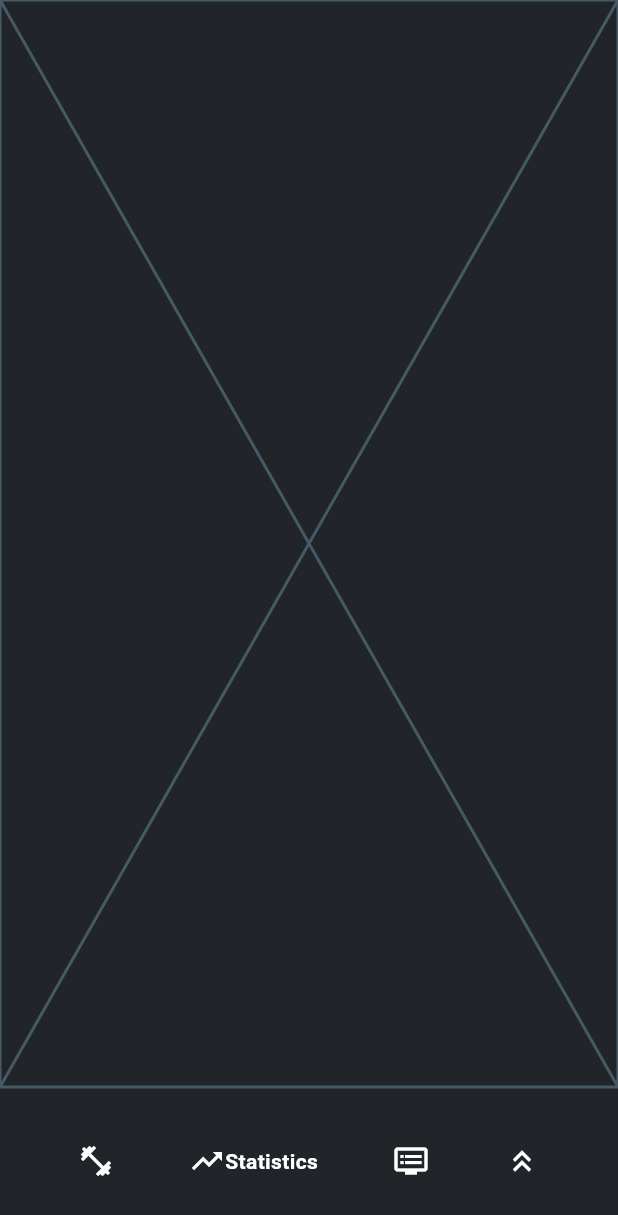
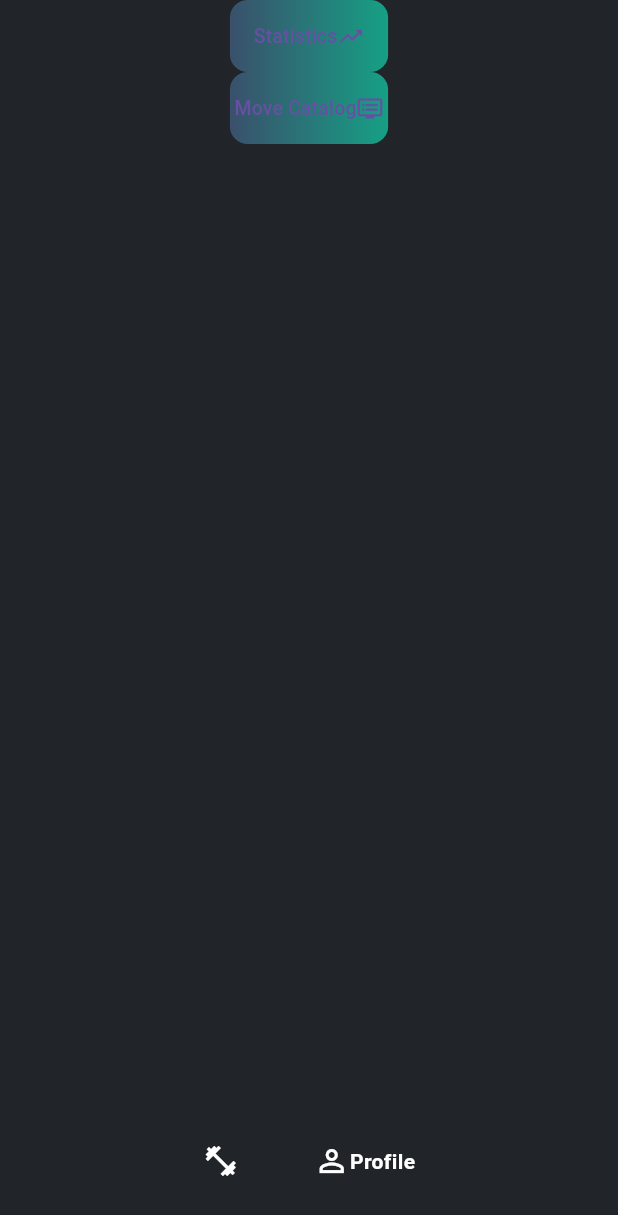
Before and after one commit to ozzgurkarli/fitnessapp, a Flutter app: the Ground screen opened directly, item 2 of the bottom bar chosen, on a phone screen of 412 x 824 dp. Shown: the top 1215 px of the screen. Run offline on Flutter 3.47's test engine with Material 3 defaults, Android fonts, the phone set to English and light mode, and no system bars; drawn by our look-alikes of google_nav_bar; our stand-ins replace animated_text_kit, cloud_firestore, dropdown_button2, firebase_auth, firebase_core, flutter_bloc and 2 more; missing offline and left inert: darq; accounts and stored records are empty; network calls fail.

Commit message:
home page

```diff
--- a/lib/Widgets/packagenavbar.dart
+++ b/lib/Widgets/packagenavbar.dart
@@ -35,18 +35,8 @@ class BottomNavBar extends StatelessWidget {
                 text: ConstantText.MYWORKOUTS[ConstantText.index],
               ),
               GButton(
-                icon: Icons.trending_up,
-                text: ConstantText.STATISTICS[ConstantText.index],
-              ),
-              GButton(
-                icon: Icons.dvr,
-                text: ConstantText.MOVECATALOG[ConstantText.index],
-              ),
-              GButton(
-                icon: Icons.keyboard_double_arrow_up,
-                text: ConstantText.HELPER[ConstantText.index],
-                backgroundGradient:
-                    const LinearGradient(colors: ColorC.premiumGradient),
+                icon: Icons.person_outline,
+                text: ConstantText.PROFILE[ConstantText.index],
               ),
             ]),
       ),
--- a/lib/common/constants/constanttext.dart
+++ b/lib/common/constants/constanttext.dart
@@ -67,6 +67,7 @@ class ConstantText {
   static const List<String> EVERYDAY = ["Every day", "Her gün"];
 
   static const List<String> MYWORKOUTS = ["My Workouts", "Antrenmanlarım"];
+  static const List<String> PROFILE = ["Profile", "Profil"];
   static const List<String> STATISTICS = ["Statistics", "Istatistik"];
   static const List<String> MOVECATALOG = ["Move Catalog", "Hareket Kataloğu"];
   static const List<String> HELPER = ["Helper", "Yardımcı"];
--- a/lib/presentation/basic/ground.dart
+++ b/lib/presentation/basic/ground.dart
@@ -2,7 +2,7 @@ import 'package:fitnessapp/common/constants/colors.dart';
 import 'package:fitnessapp/cubit/program-workout-move/cubitprogram.dart';
 import 'package:fitnessapp/database/databaseuser.dart';
 import 'package:fitnessapp/presentation/main/movecatalog.dart';
-import 'package:fitnessapp/presentation/main/statics.dart';
+import 'package:fitnessapp/presentation/main/profile.dart';
 import 'package:fitnessapp/presentation/main/workouts.dart';
 import 'package:fitnessapp/widgets/packagenavbar.dart';
 import 'package:flutter/material.dart';
@@ -27,9 +27,7 @@ class _HomeState extends State<Ground> {
 
   late final List<Widget> pages = [
     const Workouts(),
-    const Statics(),
-    const MoveCatalog(),
-    const Statics(),
+    const Profile()
   ];
 
   DatabaseUser db = DatabaseUser();
--- /dev/null
+++ b/lib/presentation/main/profile.dart
@@ -0,0 +1,28 @@
+import 'package:fitnessapp/common/constants/colors.dart';
+import 'package:fitnessapp/common/constants/constanttext.dart';
+import 'package:fitnessapp/widgets/customizedwidgets.dart';
+import 'package:flutter/material.dart';
+
+class Profile extends StatefulWidget {
+  const Profile({super.key});
+
+  @override
+  State<Profile> createState() => _ProfileState();
+}
+
+class _ProfileState extends State<Profile> {
+  @override
+  Widget build(BuildContext context) {
+    return Scaffold(
+      backgroundColor: ColorC.backgroundColor,
+      body: Center(
+        child: Column(
+          children: [
+            CustomizedElevatedButton(() { }, ConstantText.STATISTICS[ConstantText.index], Icons.trending_up, 0, MainAxisAlignment.center),
+            CustomizedElevatedButton(() { }, ConstantText.MOVECATALOG[ConstantText.index], Icons.dvr, 0, MainAxisAlignment.center)
+          ],
+        ),
+      ),
+    );
+  }
+}
--- a/lib/presentation/main/statics.dart
+++ /dev/null
@@ -1,15 +0,0 @@
-import 'package:flutter/material.dart';
-
-class Statics extends StatefulWidget {
-  const Statics({super.key});
-
-  @override
-  State<Statics> createState() => _StaticsState();
-}
-
-class _StaticsState extends State<Statics> {
-  @override
-  Widget build(BuildContext context) {
-    return const Placeholder();
-  }
-}
```
